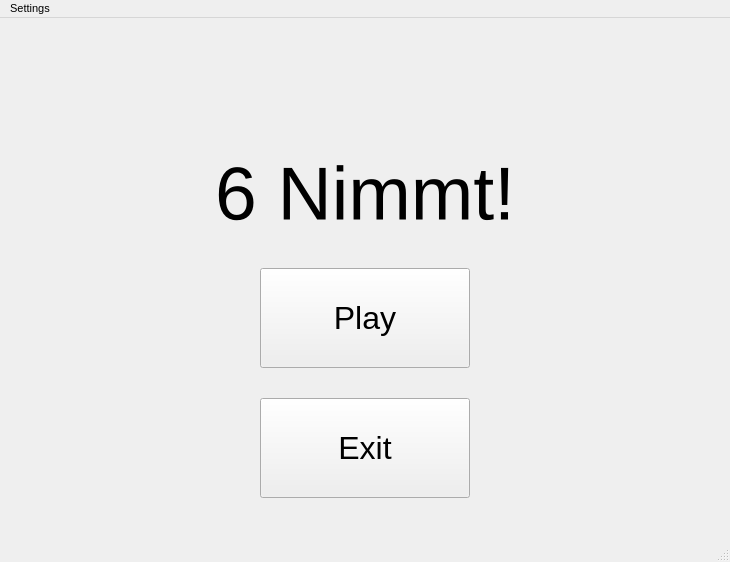
The window that mainWin.ui (sqrtxander/6nimmt) describes before a commit, drawn with Qt 5.
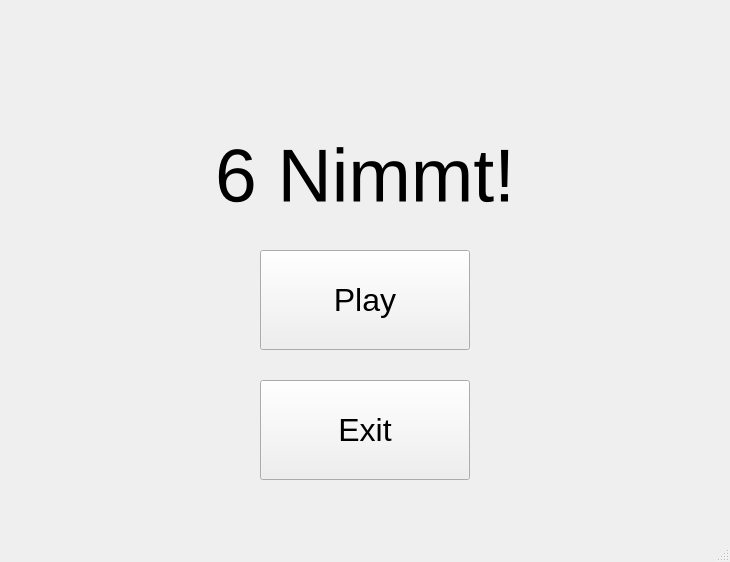
The same window after the commit. Icons and pictures are not drawn.

Commit message: delay time settings working

What changed in the file:
```diff
--- a/mainWin.ui
+++ b/mainWin.ui
@@ -1228,6 +1228,24 @@
      <enum>Qt::Horizontal</enum>
     </property>
    </widget>
+   <widget class="QPushButton" name="settings_button">
+    <property name="geometry">
+     <rect>
+      <x>580</x>
+      <y>5</y>
+      <width>60</width>
+      <height>30</height>
+     </rect>
+    </property>
+    <property name="font">
+     <font>
+      <pointsize>10</pointsize>
+     </font>
+    </property>
+    <property name="text">
+     <string>Settings</string>
+    </property>
+   </widget>
    <zorder>hand00</zorder>
    <zorder>hand_lbl</zorder>
    <zorder>table_lbl</zorder>
@@ -1291,12 +1309,6 @@
      <height>21</height>
     </rect>
    </property>
-   <widget class="QMenu" name="menuSettings">
-    <property name="title">
-     <string>Settings</string>
-    </property>
-   </widget>
-   <addaction name="menuSettings"/>
   </widget>
  </widget>
  <resources/>
```
Left out of the diff: 3 changed lines with no effect on the pictures. The commit also changes 6 other files.
